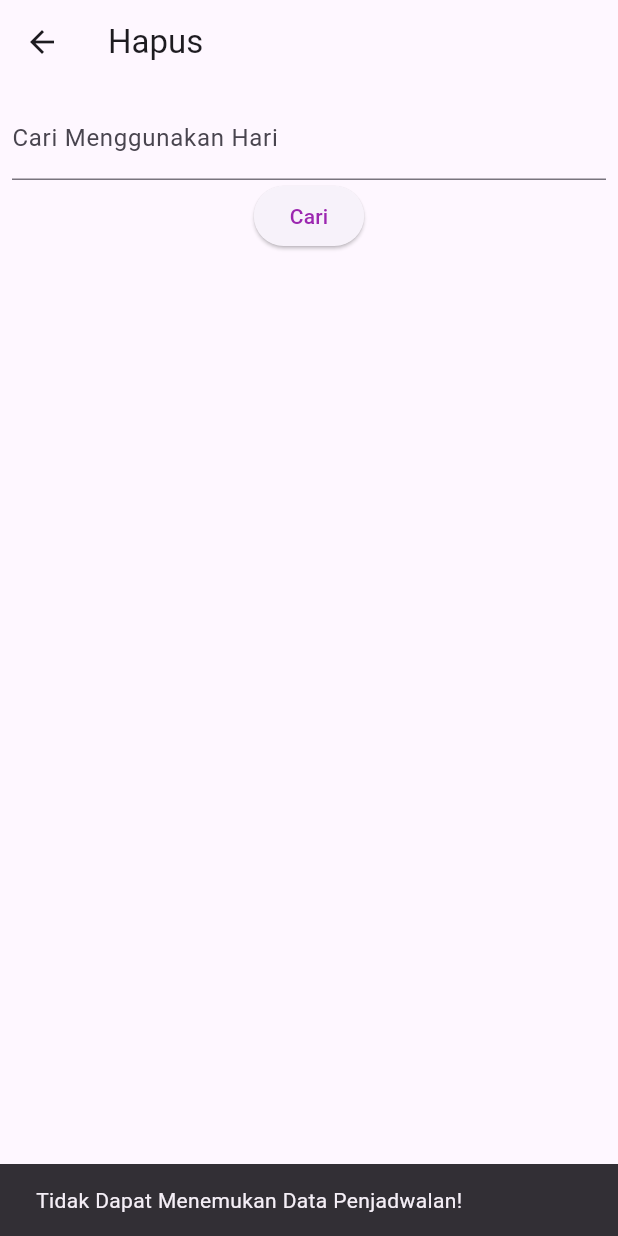
After one commit to rizwaradnan03/uap_pbo, a Flutter app: the HapusPenjadwalan screen opened directly, after a tap on "Cari", on a phone screen of 412 x 824 dp. The commit adds this screen. Run offline on Flutter 3.47's test engine with Material 3 defaults, Android fonts, the phone set to English and light mode, and no system bars; missing offline and left inert: dart:html, dart:js.

Commit message:
ini pembuatan hapus penjadwalan

```diff
--- /dev/null
+++ b/lib/pages/penjadwalan/hapus_penjadwalan.dart
@@ -0,0 +1,70 @@
+import 'package:flutter/material.dart';
+import 'package:uap_pbo/database/data.dart';
+import 'package:uap_pbo/pages/penjadwalan/main_penjadwalan.dart';
+
+class HapusPenjadwalan extends StatefulWidget {
+  const HapusPenjadwalan({super.key});
+
+  @override
+  State<HapusPenjadwalan> createState() => _HapusPenjadwalanState();
+}
+
+class _HapusPenjadwalanState extends State<HapusPenjadwalan> {
+  final TextEditingController _searchByHariContoller = TextEditingController();
+
+  void _hapus() {
+    bool isFound = false;
+
+    for (int i = 0; i < dataPenjadwalan.length; i++) {
+      if (_searchByHariContoller.text == dataPenjadwalan[i].hari) {
+        isFound = true;
+        dataPenjadwalan.removeAt(
+            i); // Menggunakan removeAt untuk menghapus berdasarkan index
+        break;
+      }
+    }
+
+    if (isFound) {
+      ScaffoldMessenger.of(context).showSnackBar(
+        const SnackBar(content: Text("Berhasil Menghapus Data Penjadwalan!")),
+      );
+      Navigator.push(
+        context,
+        MaterialPageRoute(builder: (context) => MainPenjadwalan()),
+      );
+    } else {
+      ScaffoldMessenger.of(context).showSnackBar(
+        const SnackBar(
+            content: Text("Tidak Dapat Menemukan Data Penjadwalan!")),
+      );
+    }
+  }
+
+  @override
+  Widget build(BuildContext context) {
+    return Scaffold(
+      appBar: AppBar(
+        title: const Text("Hapus"),
+      ),
+      body: Padding(
+        padding: const EdgeInsets.all(8.0),
+        child: Column(
+          children: [
+            TextFormField(
+              controller: _searchByHariContoller,
+              decoration:
+                  const InputDecoration(labelText: "Cari Menggunakan Hari"),
+            ),
+            ElevatedButton(
+              onPressed: _hapus,
+              child: const Text(
+                "Cari",
+                style: TextStyle(color: Colors.purple),
+              ),
+            ),
+          ],
+        ),
+      ),
+    );
+  }
+}
--- a/lib/pages/penjadwalan/main_penjadwalan.dart
+++ b/lib/pages/penjadwalan/main_penjadwalan.dart
@@ -1,6 +1,7 @@
 import 'package:flutter/material.dart';
 import 'package:uap_pbo/main.dart';
 import 'package:uap_pbo/option/MenuOption.dart';
+import 'package:uap_pbo/pages/penjadwalan/hapus_penjadwalan.dart';
 import 'package:uap_pbo/pages/penjadwalan/list_penjadwalan.dart';
 import 'package:uap_pbo/pages/penjadwalan/tambah_penjadwalan.dart';
 
@@ -27,6 +28,15 @@ class MainPenjadwalan extends StatelessWidget {
               MaterialPageRoute(
                   builder: (context) => const TambahPenjadwalan()));
         }),
+    MenuOption(
+        title: 'Hapus Penjadwalan',
+        icon: Icons.delete_forever,
+        onTap: (BuildContext context) {
+          Navigator.push(
+              context,
+              MaterialPageRoute(
+                  builder: (context) => const HapusPenjadwalan()));
+        }),
   ];
 
   @override
@@ -36,8 +46,9 @@ class MainPenjadwalan extends StatelessWidget {
           title: const Text("Penjadwalan"),
           leading: IconButton(
             icon: const Icon(Icons.arrow_back),
-          onPressed: (){
-            Navigator.push(context, MaterialPageRoute(builder: (context) => MyApp()));
+            onPressed: () {
+              Navigator.push(
+                  context, MaterialPageRoute(builder: (context) => MyApp()));
             },
           ),
         ),
@@ -64,7 +75,8 @@ class MainPenjadwalan extends StatelessWidget {
                         title: Text(option.title,
                             style: TextStyle(
                                 fontSize: 20,
-                            color: const Color.fromARGB(255, 175, 76, 162))),
+                                color:
+                                    const Color.fromARGB(255, 175, 76, 162))),
                         onTap: () {
                           option.onTap(context);
                         },
```
Lines whose indentation alone changed are shown as unchanged.
